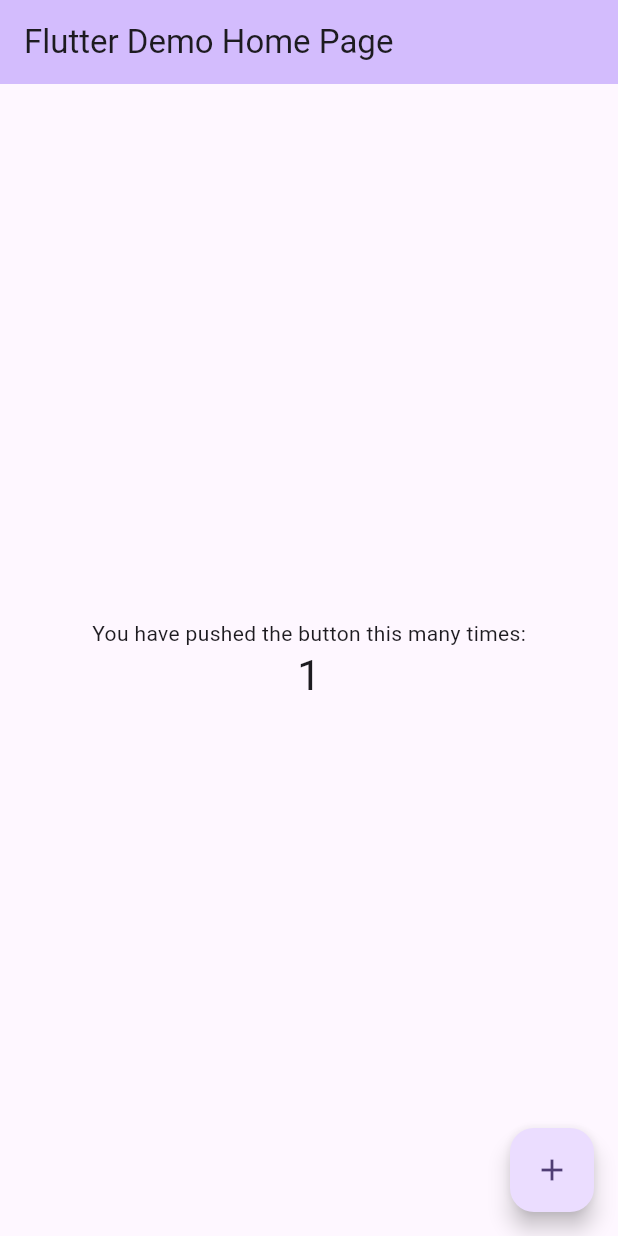
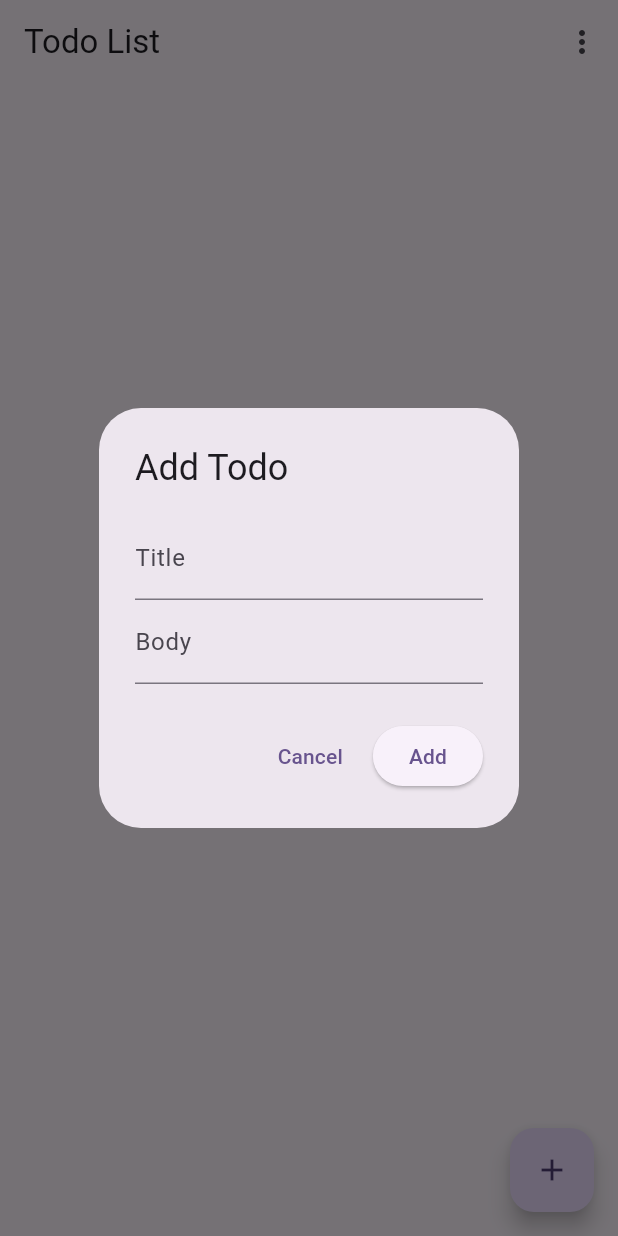
Before and after one commit to Mazen-Alnahdi/todo_cca_local_storage, a Flutter app: the screen it shows after launch, after a tap on the "add" icon, on a phone screen of 412 x 824 dp. Run offline on Flutter 3.47's test engine with Material 3 defaults, Android fonts, the phone set to English and light mode, and no system bars; our stand-ins replace equatable, floor, get_it, sqflite; accounts and stored records are empty; generated files the repository leaves out were written again.

Commit message:
added UI/UX

```diff
--- a/lib/features/todos/data/datasources/local/DAO/todo_dao.dart
+++ b/lib/features/todos/data/datasources/local/DAO/todo_dao.dart
@@ -18,4 +18,9 @@ abstract class TodoDao {
 
   @Query('SELECT * FROM todos WHERE isCompleted = 0')
   Future<List<TodoModel>> getUncompletedTodos();
+
+  @Query(
+    'UPDATE todos SET isCompleted = CASE WHEN isCompleted = 1 THEN 0 ELSE 1 END WHERE id = :id',
+  )
+  Future<void> toggleTodoCompleted(String id);
 }
--- a/lib/features/todos/data/repositories/todo_repository_impl.dart
+++ b/lib/features/todos/data/repositories/todo_repository_impl.dart
@@ -33,4 +33,9 @@ class TodoRepositoryImplementation implements TodoRepository {
   Future<List<TodoEntity>> getUncompletedTodos() {
     return _appDatabase.todoDao.getUncompletedTodos();
   }
+
+  @override
+  Future<void> toggleTodoCompleted(String id) {
+    return _appDatabase.todoDao.toggleTodoCompleted(id);
+  }
 }
--- a/lib/features/todos/domain/repositories/todo_repository.dart
+++ b/lib/features/todos/domain/repositories/todo_repository.dart
@@ -10,4 +10,6 @@ abstract class TodoRepository {
   Future<List<TodoEntity>> getCompletedTodos();
 
   Future<List<TodoEntity>> getUncompletedTodos();
+
+  Future<void> toggleTodoCompleted(String id);
 }
--- /dev/null
+++ b/lib/features/todos/domain/usecases/toggle_todo_completed.dart
@@ -0,0 +1,14 @@
+import 'package:todo_cca_local/core/usecase/usecase.dart';
+import 'package:todo_cca_local/features/todos/domain/repositories/todo_repository.dart';
+
+class ToggleTodoCompletedUseCase implements UseCase<void, String> {
+  final TodoRepository _todoRepository;
+
+  ToggleTodoCompletedUseCase({required TodoRepository todoRepository})
+    : _todoRepository = todoRepository;
+
+  @override
+  Future<void> call({String? params}) {
+    return _todoRepository.toggleTodoCompleted(params!);
+  }
+}
--- /dev/null
+++ b/lib/features/todos/presentation/pages/todo_page.dart
@@ -0,0 +1,193 @@
+import 'package:flutter/material.dart';
+import 'package:provider/provider.dart';
+
+import '../../domain/entities/todo_entity.dart';
+import '../provider/todo_notifier.dart';
+import '../provider/todo_state.dart';
+
+class TodoPage extends StatefulWidget {
+  const TodoPage({Key? key}) : super(key: key);
+
+  @override
+  State<TodoPage> createState() => _TodoPageState();
+}
+
+enum TodoFilter { all, completed, uncompleted }
+
+class _TodoPageState extends State<TodoPage> {
+  TodoFilter _filter = TodoFilter.all;
+
+  @override
+  void initState() {
+    super.initState();
+    WidgetsBinding.instance.addPostFrameCallback((_) {
+      final notifier = Provider.of<TodoNotifier>(context, listen: false);
+      notifier.retrieveTodos();
+    });
+  }
+
+  void _filterTodos(TodoFilter filter, TodoNotifier notifier) {
+    setState(() {
+      _filter = filter;
+    });
+    switch (filter) {
+      case TodoFilter.all:
+        notifier.retrieveTodos();
+        break;
+      case TodoFilter.completed:
+        notifier.getCompletedTodos();
+        break;
+      case TodoFilter.uncompleted:
+        notifier.getUncompletedTodos();
+        break;
+    }
+  }
+
+  Future<void> _showAddTodoDialog(TodoNotifier notifier) async {
+    final titleController = TextEditingController();
+    final bodyController = TextEditingController();
+    bool isSaving = false;
+
+    await showDialog(
+      context: context,
+      builder: (context) => StatefulBuilder(
+        builder: (context, setStateDialog) => AlertDialog(
+          title: const Text('Add Todo'),
+          content: Column(
+            mainAxisSize: MainAxisSize.min,
+            children: [
+              TextField(
+                controller: titleController,
+                decoration: const InputDecoration(labelText: 'Title'),
+              ),
+              TextField(
+                controller: bodyController,
+                decoration: const InputDecoration(labelText: 'Body'),
+              ),
+            ],
+          ),
+          actions: [
+            TextButton(
+              onPressed: isSaving ? null : () => Navigator.of(context).pop(),
+              child: const Text('Cancel'),
+            ),
+            ElevatedButton(
+              onPressed: isSaving
+                  ? null
+                  : () async {
+                      setStateDialog(() => isSaving = true);
+                      final newTodo = TodoEntity(
+                        id: DateTime.now().millisecondsSinceEpoch.toString(),
+                        title: titleController.text.trim(),
+                        body: bodyController.text.trim(),
+                        isCompleted: false,
+                      );
+                      await notifier.saveTodo(newTodo);
+                      _filterTodos(
+                        _filter,
+                        notifier,
+                      ); // Refresh with current filter
+                      Navigator.of(context).pop();
+                    },
+              child: isSaving
+                  ? const SizedBox(
+                      width: 18,
+                      height: 18,
+                      child: CircularProgressIndicator(strokeWidth: 2),
+                    )
+                  : const Text('Add'),
+            ),
+          ],
+        ),
+      ),
+    );
+  }
+
+  @override
+  Widget build(BuildContext context) {
+    return Consumer<TodoNotifier>(
+      builder: (context, notifier, _) {
+        final state = notifier.state;
+
+        return Scaffold(
+          appBar: AppBar(
+            title: const Text('Todo List'),
+            actions: [
+              PopupMenuButton<TodoFilter>(
+                initialValue: _filter,
+                onSelected: (filter) => _filterTodos(filter, notifier),
+                itemBuilder: (context) => [
+                  const PopupMenuItem(
+                    value: TodoFilter.all,
+                    child: Text('All'),
+                  ),
+                  const PopupMenuItem(
+                    value: TodoFilter.completed,
+                    child: Text('Completed'),
+                  ),
+                  const PopupMenuItem(
+                    value: TodoFilter.uncompleted,
+                    child: Text('Not Completed'),
+                  ),
+                ],
+              ),
+            ],
+          ),
+          body: Builder(
+            builder: (context) {
+              if (state.status == Status.fetching ||
+                  state.status == Status.adding ||
+                  state.status == Status.deleting ||
+                  state.status == Status.updating) {
+                return const Center(child: CircularProgressIndicator());
+              }
+              if (state.errorMessage.isNotEmpty) {
+                return Center(child: Text(state.errorMessage));
+              }
+              final todos = state.todos ?? [];
+              if (todos.isEmpty) {
+                return const Center(child: Text('No todos found.'));
+              }
+              return ListView.separated(
+                itemCount: todos.length,
+                separatorBuilder: (_, __) => const Divider(height: 1),
+                itemBuilder: (context, index) {
+                  final todo = todos[index];
+                  return ListTile(
+                    title: Text(
+                      todo.title,
+                      style: TextStyle(
+                        decoration: todo.isCompleted
+                            ? TextDecoration.lineThrough
+                            : TextDecoration.none,
+                      ),
+                    ),
+                    subtitle: Text(todo.body),
+                    trailing: IconButton(
+                      icon: const Icon(Icons.delete),
+                      onPressed: () async {
+                        await notifier.removeTodo(todo);
+                        _filterTodos(_filter, notifier);
+                      },
+                    ),
+                    leading: Checkbox(
+                      value: todo.isCompleted,
+                      onChanged: (_) async {
+                        await notifier.toggleTodoCompleted(todo.id);
+                        _filterTodos(_filter, notifier);
+                      },
+                    ),
+                  );
+                },
+              );
+            },
+          ),
+          floatingActionButton: FloatingActionButton(
+            onPressed: () => _showAddTodoDialog(notifier),
+            child: const Icon(Icons.add),
+          ),
+        );
+      },
+    );
+  }
+}
--- a/lib/injection_container.dart
+++ b/lib/injection_container.dart
@@ -9,9 +9,11 @@ import 'package:todo_cca_local/features/todos/domain/usecases/retrieve_todos.dar
 import 'package:todo_cca_local/features/todos/domain/usecases/save_todo.dart';
 import 'package:todo_cca_local/features/todos/presentation/provider/todo_notifier.dart';
 
+import 'features/todos/domain/usecases/toggle_todo_completed.dart';
+
 final GetIt sl = GetIt.instance;
 
-void setUpDependencies() {
+Future<void> setUpDependencies() async {
   //DataSource
   sl.registerSingletonAsync<AppDatabase>(
     () => $FloorAppDatabase.databaseBuilder('app_database.db').build(),
@@ -44,6 +46,9 @@ void setUpDependencies() {
   sl.registerLazySingleton<SaveTodoUseCase>(
     () => SaveTodoUseCase(todoRepository: sl()),
   );
+  sl.registerLazySingleton<ToggleTodoCompletedUseCase>(
+    () => ToggleTodoCompletedUseCase(todoRepository: sl()),
+  );
 
   //Provider
   sl.registerFactory(
@@ -53,6 +58,9 @@ void setUpDependencies() {
       saveTodoUseCase: sl(),
       removeTodoUseCase: sl(),
       retrieveTodosUseCase: sl(),
+      todoCompletedUseCase: sl(),
     ),
   );
+
+  await sl.allReady();
 }
--- a/lib/main.dart
+++ b/lib/main.dart
@@ -1,6 +1,14 @@
 import 'package:flutter/material.dart';
+import 'package:provider/provider.dart';
 
-void main() {
+import 'features/todos/presentation/pages/todo_page.dart';
+import 'features/todos/presentation/provider/todo_notifier.dart';
+import 'injection_container.dart';
+
+void main() async {
+  WidgetsFlutterBinding.ensureInitialized();
+  await setUpDependencies(); // Ensure dependencies are set up before running app
+
   runApp(const MyApp());
 }
 
@@ -9,58 +17,14 @@ class MyApp extends StatelessWidget {
 
   @override
   Widget build(BuildContext context) {
-    return MaterialApp(
-      title: 'Flutter Demo',
-      theme: ThemeData(
-        colorScheme: ColorScheme.fromSeed(seedColor: Colors.deepPurple),
-      ),
-      home: const MyHomePage(title: 'Flutter Demo Home Page'),
-    );
-  }
-}
-
-class MyHomePage extends StatefulWidget {
-  const MyHomePage({super.key, required this.title});
-
-  final String title;
-
-  @override
-  State<MyHomePage> createState() => _MyHomePageState();
-}
-
-class _MyHomePageState extends State<MyHomePage> {
-  int _counter = 0;
-
-  void _incrementCounter() {
-    setState(() {
-      _counter++;
-    });
-  }
-
-  @override
-  Widget build(BuildContext context) {
-    return Scaffold(
-      appBar: AppBar(
-        backgroundColor: Theme.of(context).colorScheme.inversePrimary,
-
-        title: Text(widget.title),
-      ),
-      body: Center(
-        child: Column(
-          mainAxisAlignment: MainAxisAlignment.center,
-          children: <Widget>[
-            const Text('You have pushed the button this many times:'),
-            Text(
-              '$_counter',
-              style: Theme.of(context).textTheme.headlineMedium,
-            ),
-          ],
+    return ChangeNotifierProvider<TodoNotifier>(
+      create: (_) => sl<TodoNotifier>(),
+      child: MaterialApp(
+        title: 'Todo App',
+        theme: ThemeData(
+          colorScheme: ColorScheme.fromSeed(seedColor: Colors.deepPurple),
         ),
-      ),
-      floatingActionButton: FloatingActionButton(
-        onPressed: _incrementCounter,
-        tooltip: 'Increment',
-        child: const Icon(Icons.add),
+        home: const TodoPage(),
       ),
     );
   }
```
Also changed, not shown: lib/features/todos/presentation/provider/todo_notifier.dart (+28 -2 lines), lib/features/todos/data/datasources/local/app_database.g.dart.
